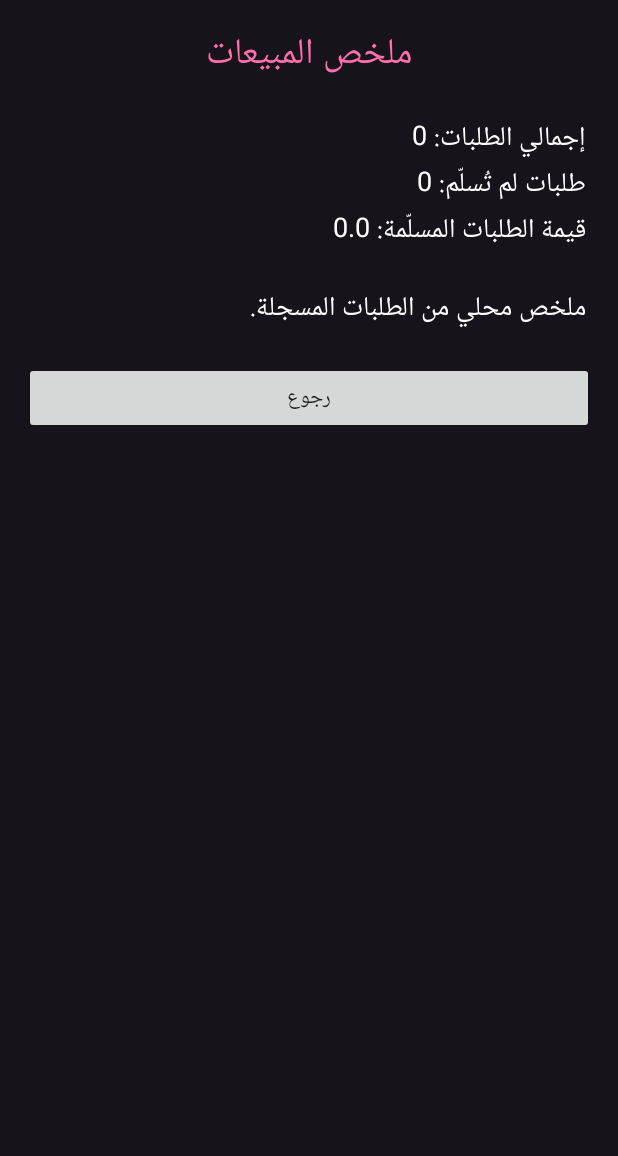
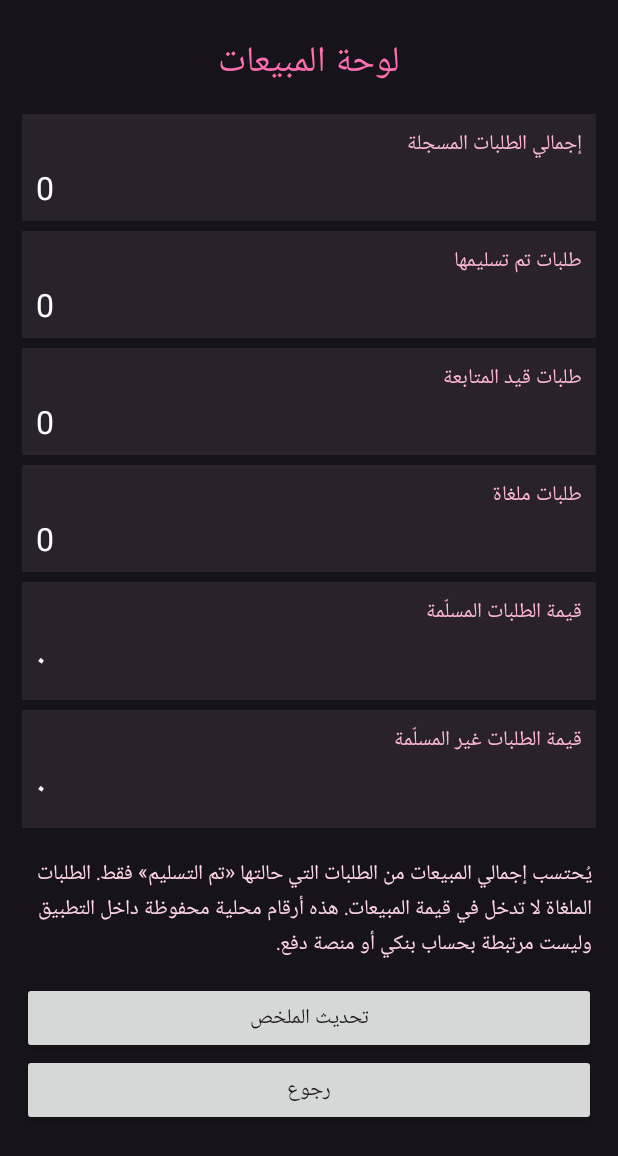
Before and after one commit to omarhal2288-commits/marine-assistant-2026, an Android app: the SalesActivity screen opened directly, with no data from a screen before it, on a phone screen of 412 x 824 dp. Shown: the top 1156 px of the screen. Run offline under Robolectric (Android 15) with nearby library versions, the phone set to English and light mode, and no system bars.

Commit message:
Improve sales dashboard calculations and Arabic summary

```diff
--- a/app/src/main/java/com/marine/assistant/SalesActivity.kt
+++ b/app/src/main/java/com/marine/assistant/SalesActivity.kt
@@ -1,17 +1,129 @@
 package com.marine.assistant
+
 import android.app.Activity
 import android.os.Bundle
 import android.view.Gravity
-import android.widget.*
+import android.view.ViewGroup
+import android.widget.Button
+import android.widget.LinearLayout
+import android.widget.ScrollView
+import android.widget.TextView
 import org.json.JSONArray
-class SalesActivity:Activity(){
- override fun onCreate(savedInstanceState:Bundle?){super.onCreate(savedInstanceState)
-  val root=LinearLayout(this).apply{orientation=1;setPadding(24,24,24,24);setBackgroundColor(0xFF17131A.toInt())}
-  root.addView(TextView(this).apply{text="ملخص المبيعات";textSize=24f;gravity=Gravity.CENTER;setTextColor(0xFFFF6FAE.toInt())})
-  val data=try{JSONArray(getSharedPreferences("marine_orders",0).getString("orders","[]"))}catch(_:Exception){JSONArray()}
-  var count=0;var total=0.0;var pending=0
-  for(i in 0 until data.length()){val o=data.getJSONObject(i);count++;if(o.optString("status")=="تم التسليم")total+=o.optDouble("amount")else pending++}
-  root.addView(TextView(this).apply{text="إجمالي الطلبات: "+count+"\nطلبات لم تُسلّم: "+pending+"\nقيمة الطلبات المسلّمة: "+total+"\n\nملخص محلي من الطلبات المسجلة.";textSize=18f;setTextColor(-1);setPadding(8,30,8,30)})
-  root.addView(Button(this).apply{text="رجوع";setOnClickListener{finish()}});setContentView(root)
- }
+import java.text.NumberFormat
+import java.util.Locale
+
+class SalesActivity : Activity() {
+    override fun onCreate(savedInstanceState: Bundle?) {
+        super.onCreate(savedInstanceState)
+
+        val root = LinearLayout(this).apply {
+            orientation = LinearLayout.VERTICAL
+            setPadding(22, 22, 22, 22)
+            setBackgroundColor(0xFF17131A.toInt())
+        }
+        val scroll = ScrollView(this)
+        val content = LinearLayout(this).apply {
+            orientation = LinearLayout.VERTICAL
+        }
+
+        content.addView(TextView(this).apply {
+            text = "لوحة المبيعات"
+            textSize = 24f
+            gravity = Gravity.CENTER
+            setTextColor(0xFFFF6FAE.toInt())
+            setPadding(0, 10, 0, 20)
+        }, match())
+
+        val orders = readOrders()
+        var allOrders = 0
+        var delivered = 0
+        var active = 0
+        var cancelled = 0
+        var deliveredTotal = 0.0
+        var activeTotal = 0.0
+
+        for (i in 0 until orders.length()) {
+            val order = orders.optJSONObject(i) ?: continue
+            allOrders++
+            val amount = order.optDouble("amount", 0.0).coerceAtLeast(0.0)
+            when (order.optString("status", "جديد")) {
+                "تم التسليم" -> {
+                    delivered++
+                    deliveredTotal += amount
+                }
+                "ملغي" -> cancelled++
+                else -> {
+                    active++
+                    activeTotal += amount
+                }
+            }
+        }
+
+        addMetric(content, "إجمالي الطلبات المسجلة", allOrders.toString())
+        addMetric(content, "طلبات تم تسليمها", delivered.toString())
+        addMetric(content, "طلبات قيد المتابعة", active.toString())
+        addMetric(content, "طلبات ملغاة", cancelled.toString())
+        addMetric(content, "قيمة الطلبات المسلّمة", formatAmount(deliveredTotal))
+        addMetric(content, "قيمة الطلبات غير المسلّمة", formatAmount(activeTotal))
+
+        content.addView(TextView(this).apply {
+            text = "يُحتسب إجمالي المبيعات من الطلبات التي حالتها «تم التسليم» فقط. الطلبات الملغاة لا تدخل في قيمة المبيعات. هذه أرقام محلية محفوظة داخل التطبيق وليست مرتبطة بحساب بنكي أو منصة دفع."
+            textSize = 14f
+            setTextColor(0xFFFFD6E7.toInt())
+            setPadding(4, 18, 4, 20)
+        }, match())
+
+        content.addView(Button(this).apply {
+            text = "تحديث الملخص"
+            setOnClickListener { recreate() }
+        }, match())
+        content.addView(Button(this).apply {
+            text = "رجوع"
+            setOnClickListener { finish() }
+        }, match())
+
+        scroll.addView(content)
+        root.addView(scroll, LinearLayout.LayoutParams(-1, 0, 1f))
+        setContentView(root)
+    }
+
+    private fun readOrders(): JSONArray {
+        val raw = getSharedPreferences("marine_orders", MODE_PRIVATE)
+            .getString("orders", "[]") ?: "[]"
+        return try {
+            JSONArray(raw)
+        } catch (_: Exception) {
+            JSONArray()
+        }
+    }
+
+    private fun addMetric(parent: LinearLayout, label: String, value: String) {
+        val card = LinearLayout(this).apply {
+            orientation = LinearLayout.VERTICAL
+            setPadding(14, 12, 14, 12)
+            setBackgroundColor(0xFF29222D.toInt())
+        }
+        card.addView(TextView(this).apply {
+            text = label
+            textSize = 14f
+            setTextColor(0xFFFFB8D4.toInt())
+        }, match())
+        card.addView(TextView(this).apply {
+            text = value
+            textSize = 21f
+            setTextColor(0xFFFFFFFF.toInt())
+            setPadding(0, 4, 0, 0)
+        }, match())
+        val params = LinearLayout.LayoutParams(-1, ViewGroup.LayoutParams.WRAP_CONTENT)
+        params.setMargins(0, 0, 0, 10)
+        parent.addView(card, params)
+    }
+
+    private fun formatAmount(amount: Double): String =
+        NumberFormat.getNumberInstance(Locale("ar")).format(amount)
+
+    private fun match() = LinearLayout.LayoutParams(
+        -1,
+        ViewGroup.LayoutParams.WRAP_CONTENT
+    )
 }
```
